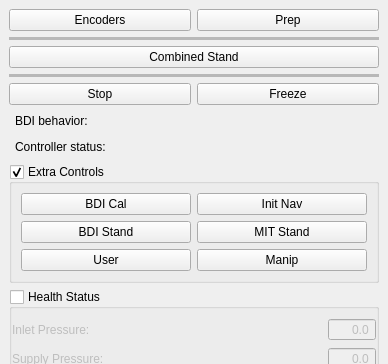
Above: software/ddapp/src/app/ddAtlasDriverPanel.ui from openhumanoids/oh-distro before the change; both pictures show x 0 to 388 and y 0 to 364 of the 388 by 823 pixel window. Below: the same form after it.
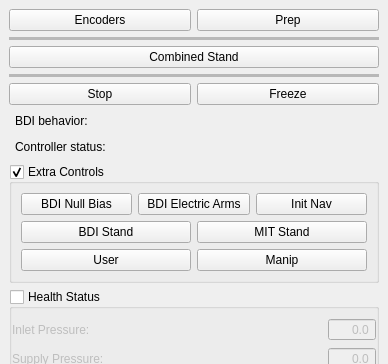
That is the form after the change.

Commit message: add new calibrate buttons for null bias and electric arms

```diff
--- a/software/ddapp/src/app/ddAtlasDriverPanel.ui
+++ b/software/ddapp/src/app/ddAtlasDriverPanel.ui
@@ -236,7 +236,14 @@
                  <item>
                   <widget class="QPushButton" name="calibrateBdiButton">
                    <property name="text">
-                    <string>BDI Cal</string>
+                    <string>BDI Null Bias</string>
+                   </property>
+                  </widget>
+                 </item>
+                 <item>
+                  <widget class="QPushButton" name="calibrateElectricArmsButton">
+                   <property name="text">
+                    <string>BDI Electric Arms</string>
                    </property>
                   </widget>
                  </item>
```
Left out of the diff: 4 changed lines with no effect on the pictures. The commit also changes 2 other files.
